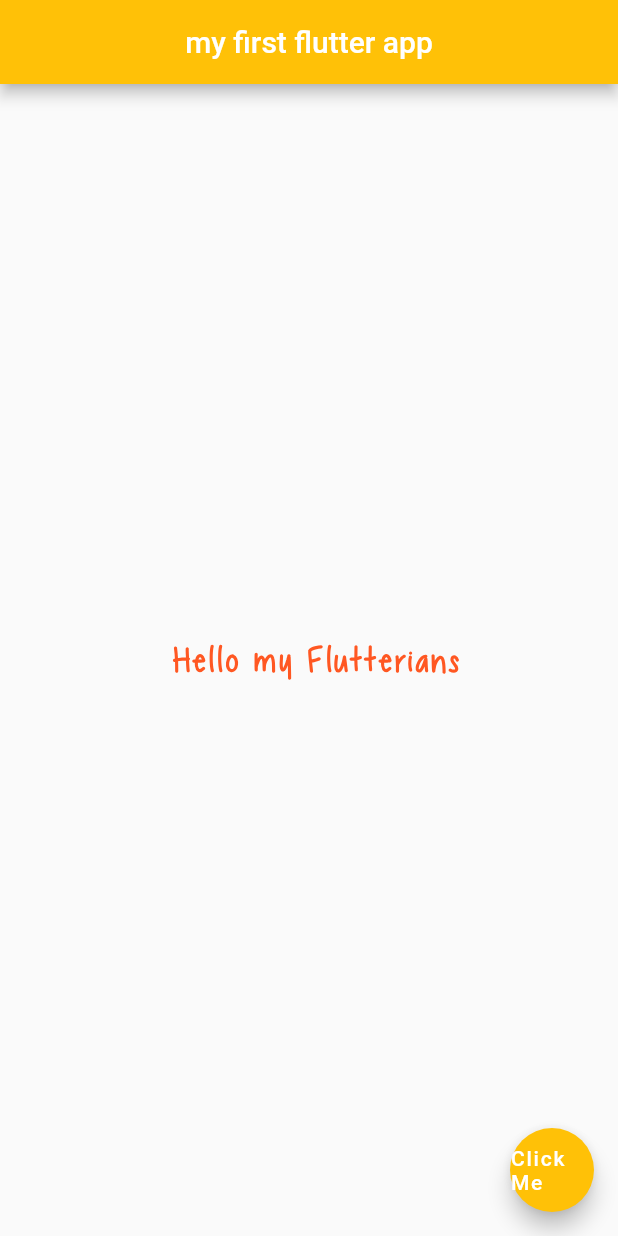
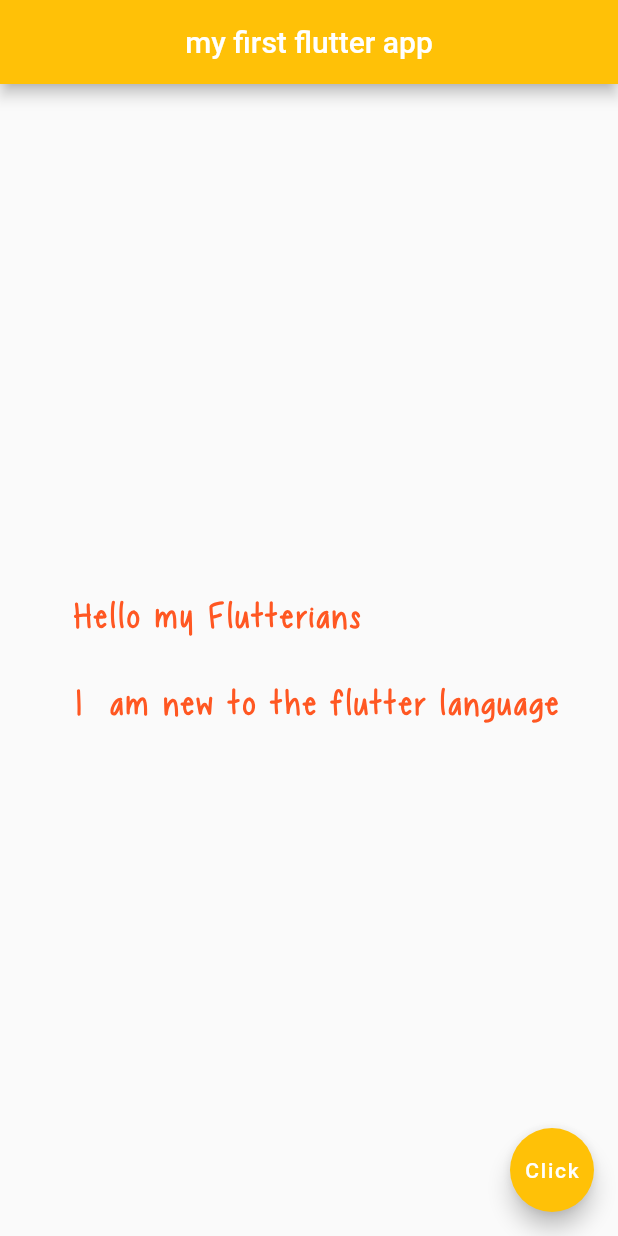
Before and after one commit to xDAREY/myApp, a Flutter app: the screen it shows after launch, on a phone screen of 412 x 824 dp. Run offline on Flutter 3.47's test engine with Material 2 defaults, Android fonts, the phone set to English and light mode, and no system bars.

Commit message:
doubleTextWidget

```diff
--- a/lib/main.dart
+++ b/lib/main.dart
@@ -1,7 +1,8 @@
 import 'package:flutter/material.dart';
 
 void main()  =>runApp(MaterialApp(
-  home: Home()
+  home: Home(),
+      debugShowCheckedModeBanner: false,
   ));
 
 class Home extends StatelessWidget {
@@ -16,7 +17,8 @@ class Home extends StatelessWidget {
       ),
       body: const Center(
         child: Text(
-          "Hello my Flutterians",
+          """ Hello my Flutterians
+         \n I  am new to the flutter language """,
           style: TextStyle(
               fontSize: 30.0,
               fontWeight: FontWeight.bold,
@@ -28,7 +30,7 @@ class Home extends StatelessWidget {
       ),
       floatingActionButton: FloatingActionButton(
         onPressed: () { },
-        child:  Text('Click Me'),
+        child:  Text('Click'),
         backgroundColor: Colors.amber,
       ),
     );
```
